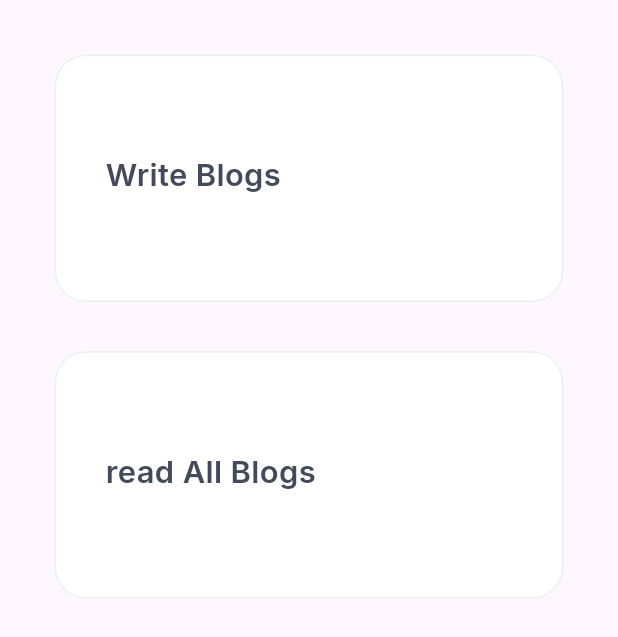
After one commit to Hiei40/confirt_car, a Flutter app: the ChooseBlog screen opened directly, on a phone screen of 412 x 824 dp. The commit adds this screen. Shown: the top 637 px of the screen. Run offline on Flutter 3.47's test engine with Material 3 defaults, Android fonts, the phone set to English and light mode, and no system bars; our stand-ins replace beamer, bloc, carousel_slider, cloud_firestore, file_picker, firebase_auth and 6 more; accounts and stored records are empty.

Commit message:
finish Blog

```diff
--- a/lib/auth/login_screen.dart
+++ b/lib/auth/login_screen.dart
@@ -1,4 +1,5 @@
 import 'package:confirt_care/auth/sign_up.dart';
+import 'package:confirt_care/pressintation/blog/read_all_blogs.dart';
 import 'package:flutter/material.dart';
 import 'package:flutter_bloc/flutter_bloc.dart';
 
@@ -52,6 +53,8 @@ class LoginScreen extends StatelessWidget {
                         crossAxisAlignment: CrossAxisAlignment.end,
                         mainAxisAlignment: MainAxisAlignment.end,
                         children: [
+
+
                           InkWell(
                             onTap: () {
                               Navigator.of(context).push(
--- a/lib/home_bage/Home.dart
+++ b/lib/home_bage/Home.dart
@@ -4,6 +4,7 @@ import 'package:flutter/material.dart';
 import 'package:flutter_bloc/flutter_bloc.dart';
 
 import '../Docotors/Docotors.dart';
+import '../pressintation/blog/choose_blog.dart';
 import 'Model/Clinc_Model.dart';
 import 'Widgets/ClincsContainer.dart';
 import 'cubit/cubit.dart';
@@ -27,7 +28,7 @@ class Home extends StatelessWidget {
               Navigator.push(
                 context,
                 MaterialPageRoute(
-                    builder: (context) => Blogs()
+                    builder: (context) => ChooseBlog()
                 ));
             },
             child: Text("blogs"),
--- a/lib/main.dart
+++ b/lib/main.dart
@@ -27,12 +27,14 @@ class MyApp extends StatelessWidget {
   const MyApp({super.key});
   @override
   Widget build(BuildContext context) {
+
     final routerDelegate = BeamerDelegate(
       locationBuilder: BeamerLocationBuilder(
         beamLocations: [HomeLocation()],
       ),
       notFoundRedirectNamed: '/',
     );
+
     return MultiBlocProvider(
       providers: [
         BlocProvider(create: (context) => LoginCubit()),
@@ -52,6 +54,7 @@ class MyApp extends StatelessWidget {
       // ),
       child: MaterialApp(
         home: LoginScreen(),
+    debugShowCheckedModeBanner: false,
       ),
     );
   }
--- /dev/null
+++ b/lib/pressintation/blog/blogmodel.dart
@@ -0,0 +1,39 @@
+import 'package:cloud_firestore/cloud_firestore.dart';
+
+class Blogmodel {
+  String mainTitle;
+  List<String> blogTitles;
+  List<String> blogContents;
+  List<String> imageUrls;
+  Timestamp dateofPublish;
+
+  Blogmodel({
+    required this.mainTitle,
+    required this.blogTitles,
+    required this.blogContents,
+    required this.imageUrls,
+    required this.dateofPublish,
+  });
+
+  factory Blogmodel.fromJson(Map<String, dynamic> json) {
+    return Blogmodel(
+      mainTitle: json['mainTitle'],
+      blogTitles: List<String>.from(json['blogTitles']),
+      blogContents: List<String>.from(json['blogContents']),
+      imageUrls: List<String>.from(json['imageUrls']),
+      dateofPublish: json['dateofPublish'] != null
+          ? (json['dateofPublish'] as Timestamp)
+          : Timestamp.now(),
+    );
+  }
+
+  Map<String, dynamic> toJson() {
+    return {
+      'mainTitle': mainTitle,
+      'blogTitles': blogTitles,
+      'blogContents': blogContents,
+      'imageUrls': imageUrls,
+      'dateofPublish': dateofPublish,
+    };
+  }
+}
--- /dev/null
+++ b/lib/pressintation/blog/choose_blog.dart
@@ -0,0 +1,35 @@
+import 'package:confirt_care/pressintation/blog/component/blog_container.dart';
+import 'package:confirt_care/pressintation/blog/read_all_blogs.dart';
+import 'package:flutter/material.dart';
+
+import 'blogs.dart';
+
+class ChooseBlog extends StatelessWidget {
+  const ChooseBlog({super.key});
+
+  @override
+  Widget build(BuildContext context) {
+    List<Widget> Blogscreen=[Blogs(),ReadAllBlogs()];
+    List<String> Blogstext=["Write Blogs","read All Blogs"];
+    return Scaffold(
+
+      body: Padding(
+        padding: const EdgeInsets.only(left: 20.0, right: 20, top: 20),
+        child: ListView.builder(itemBuilder:  (BuildContext context, int index) {
+    return  BlogContainer(ClincName: Blogstext[index],
+    onTap: (){
+      Navigator.of(context).push(MaterialPageRoute(builder: (context)=>Blogscreen[index]));
+
+
+    }
+    );
+
+
+        },
+          itemCount: Blogstext.length, // Specify the number of items
+
+        ),
+      ),
+    );
+  }
+}
--- /dev/null
+++ b/lib/pressintation/blog/component/blog_container.dart
@@ -0,0 +1,127 @@
+import 'package:flutter/cupertino.dart';
+import 'package:flutter/src/material/colors.dart';
+import 'package:google_fonts/google_fonts.dart';
+
+import '../../../Const/Colors.dart';
+
+class BlogContainer extends StatefulWidget {
+  final String ClincName;
+  final void Function()? onTap;
+
+  const BlogContainer({
+    Key? key,
+    required this.ClincName,
+    required this.onTap,
+  }) : super(key: key);
+
+  @override
+  State<BlogContainer> createState() => _BlogContainerState();
+}
+
+class _BlogContainerState extends State<BlogContainer> {
+  @override
+  Widget build(BuildContext context) {
+    double screenWidth = MediaQuery.of(context).size.width;
+    double screenHeight = MediaQuery.of(context).size.height;
+    print("screenHeight:$screenHeight");
+
+    double paddingValue;
+    double borderRadiusValue;
+    double containerWidth;
+    double containerHeight;
+    double imageWidth;
+    double imageHeight;
+    double textFontSize;
+
+    if (screenWidth <= 500) {
+      paddingValue = 0.04 * screenWidth;
+      borderRadiusValue = 0.05 * screenWidth;
+      containerWidth = 0.9 * screenWidth;
+      containerHeight = 0.2 * screenHeight;
+      imageWidth = 0.3 * screenWidth;
+      imageHeight = 0.15 * screenHeight;
+      textFontSize = 0.05 * screenWidth;
+    } else if (screenWidth <= 800) {
+      paddingValue = 0.03 * screenWidth;
+      borderRadiusValue = 0.05 * screenWidth;
+      containerWidth = 0.85 * screenWidth;
+      containerHeight = 0.23 * screenHeight;
+      imageWidth = 0.28 * screenWidth;
+      imageHeight = 0.20 * screenHeight;
+      textFontSize = 0.045 * screenWidth;
+    } else if (screenWidth <= 1200) {
+      paddingValue = 0.02 * screenWidth;
+      borderRadiusValue = 0.04 * screenWidth;
+      containerWidth = 0.8 * screenWidth;
+      containerHeight = 0.25 * screenHeight;
+      imageWidth = 0.26 * screenWidth;
+      imageHeight = 0.20 * screenHeight;
+      textFontSize = 0.04 * screenWidth;
+    } else if (screenWidth <= 2400) {
+      paddingValue = 0.010 * screenWidth;
+      borderRadiusValue = 0.035 * screenWidth;
+      containerWidth = 0.75 * screenWidth;
+      containerHeight = 0.28 * screenHeight;
+      imageWidth = 0.15 * screenWidth;
+      imageHeight = 0.25 * screenHeight;
+      textFontSize = 0.035 * screenWidth;
+    } else {
+      paddingValue = 0.010 * screenWidth;
+      borderRadiusValue = 0.035 * screenWidth;
+      containerWidth = 0.75 * screenWidth;
+      containerHeight = 0.28 * screenHeight;
+      imageWidth = 0.15 * screenWidth;
+      imageHeight = 0.25 * screenHeight;
+      textFontSize = 0.035 * screenWidth;
+    }
+
+    return GestureDetector(
+      onTap: widget.onTap,
+      child: Padding(
+        padding: EdgeInsets.all(paddingValue),
+        child: Container(
+          decoration: BoxDecoration(
+            borderRadius: BorderRadius.circular(borderRadiusValue),
+            color: AppColor.kWhite,
+            border: Border.all(
+              color: AppColor.KColorcircle2,
+            ),
+          ),
+          width: containerWidth,
+          height: containerHeight,
+          child: Row(
+            crossAxisAlignment: CrossAxisAlignment.start,
+            children: [
+              SizedBox(width: paddingValue),
+              Container(
+                decoration: BoxDecoration(
+                  borderRadius: BorderRadius.circular(paddingValue),
+                ),
+              ),
+              SizedBox(width: paddingValue),
+              Expanded(
+                child: Column(
+                  crossAxisAlignment: CrossAxisAlignment.start,
+                  mainAxisAlignment: MainAxisAlignment.center,
+                  children: [
+                    Text(
+                      widget.ClincName,
+                      style: GoogleFonts.inter(
+                        fontWeight: FontWeight.w600,
+                        fontSize: textFontSize,
+                        color: AppColor.Doctorcolor,
+                      ),
+                      overflow: TextOverflow.ellipsis,
+                      maxLines: 1,
+                    ),
+                    SizedBox(height: 0.006 * screenHeight),
+                  ],
+                ),
+              ),
+            ],
+          ),
+        ),
+      ),
+    );
+  }
+}
```
Also changed, not shown: lib/pressintation/blog/blogdetails.dart (added, +24 -0 lines), lib/pressintation/blog/blogs.dart (+13 -13 lines), lib/pressintation/blog/cubit/cubit.dart (+39 -0 lines), lib/pressintation/blog/read_all_blogs.dart (added, +86 -0 lines), lib/utils/widget/app_bar.dart (+16 -0 lines).
